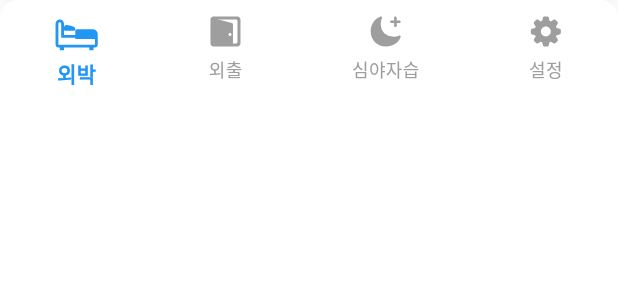
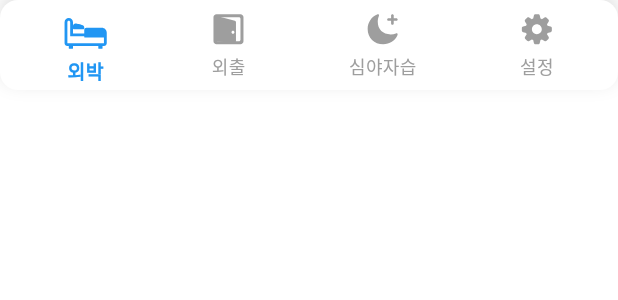
Before and after one commit to team-balt/easier-dodam, a Flutter app: the EasierDodamBottomNavigationBar widget shown alone on an empty page, opened directly with empty values, on a phone screen of 412 x 824 dp. Shown: the top 300 px of the screen. Run offline on Flutter 3.47's test engine with Material 3 defaults, Android fonts, the phone set to English and light mode, and no system bars; our stand-ins replace floor, flutter_secure_storage, flutter_svg, sqflite; missing offline and left inert: dart:ffi, flutter_config; accounts and stored records are empty; generated files the repository leaves out were written again; Roboto replaces fonts that are missing (Pretendard).

Commit message:
refactor :: add safeArea in bottom_navigation_bar

```diff
--- a/lib/component/bottom_navigation_bar.dart
+++ b/lib/component/bottom_navigation_bar.dart
@@ -13,16 +13,19 @@ class EasierDodamBottomNavigationBar extends StatelessWidget {
 
   @override
   Widget build(BuildContext context) {
-    return Container(
-      height: 63,
+    return SafeArea(
+      top: false,
+      child: Container(
+        height: 60,
+        padding: const EdgeInsets.symmetric(horizontal: 8),
         decoration: BoxDecoration(
           color: Colors.white,
           borderRadius: BorderRadius.circular(12),
           boxShadow: [
             BoxShadow(
-            color: Colors.grey.shade100,
+              color: Colors.grey.shade300,
               blurRadius: 10,
-            offset: Offset(0, -15),
+              offset: const Offset(0, -5),
             ),
           ],
         ),
@@ -53,8 +56,8 @@ class EasierDodamBottomNavigationBar extends StatelessWidget {
               label: '설정',
               index: 2,
             ),
-
           ],
+        ),
       ),
     );
   }
@@ -72,14 +75,17 @@ class EasierDodamBottomNavigationBar extends StatelessWidget {
             icon,
             height: isSelected ? 30 : 24,
             width: isSelected ? 30 : 24,
-            color: isSelected ? Colors.blue : Colors.grey,
+            colorFilter: ColorFilter.mode(
+              isSelected ? Colors.blue : Colors.grey,
+              BlendMode.srcIn,
+            ),
           ),
           const SizedBox(height: 4),
           Text(
             label,
             style: TextStyle(
               color: isSelected ? Colors.blue : Colors.grey,
-              fontSize: isSelected ? 14 : 12,
+              fontSize: isSelected ? 13 : 12,
               fontWeight: isSelected ? FontWeight.bold : FontWeight.normal,
             ),
           ),
```
Lines whose indentation alone changed are shown as unchanged.
